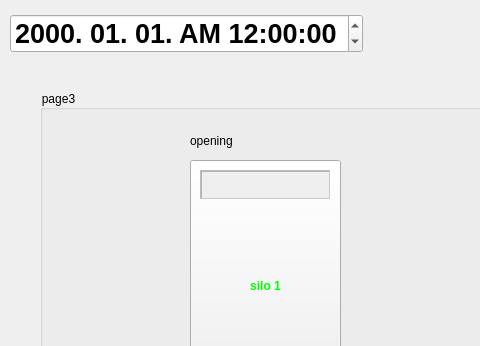
The window that Main Program/main_panel.ui (jung1996/Raspberry_pyCardReader) describes before a commit, drawn with Qt 5; both pictures show x 0 to 480 and y 0 to 346 of the 800 by 484 pixel window.
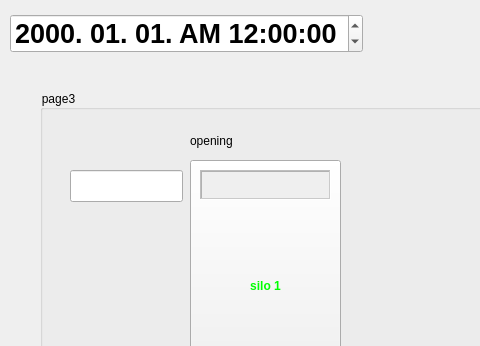
The same window after the commit. The open tabs and pages were chosen to show the change.

Diff of the .ui file:
```diff
--- a/Main Program/main_panel.ui
+++ b/Main Program/main_panel.ui
@@ -328,6 +328,16 @@
         <enum>QFrame::WinPanel</enum>
        </property>
       </widget>
+      <widget class="QLineEdit" name="lineEdit_time1">
+       <property name="geometry">
+        <rect>
+         <x>30</x>
+         <y>80</y>
+         <width>113</width>
+         <height>32</height>
+        </rect>
+       </property>
+      </widget>
      </widget>
     </widget>
     <widget class="QWidget" name="page_14">
```
Left out of the diff: 2 changed lines with no effect on the pictures.
